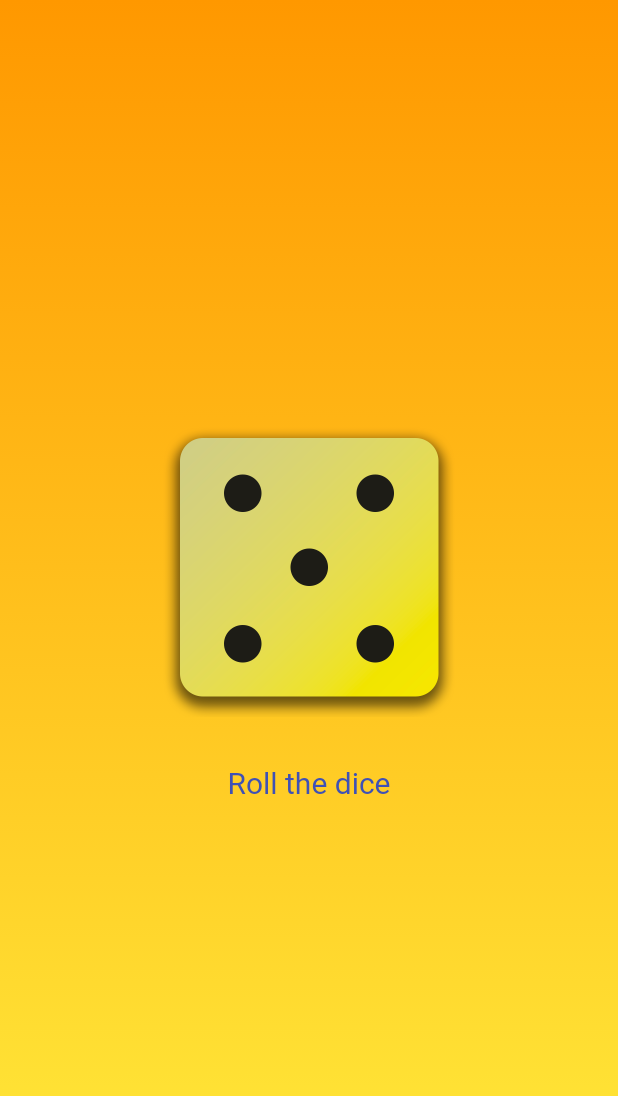
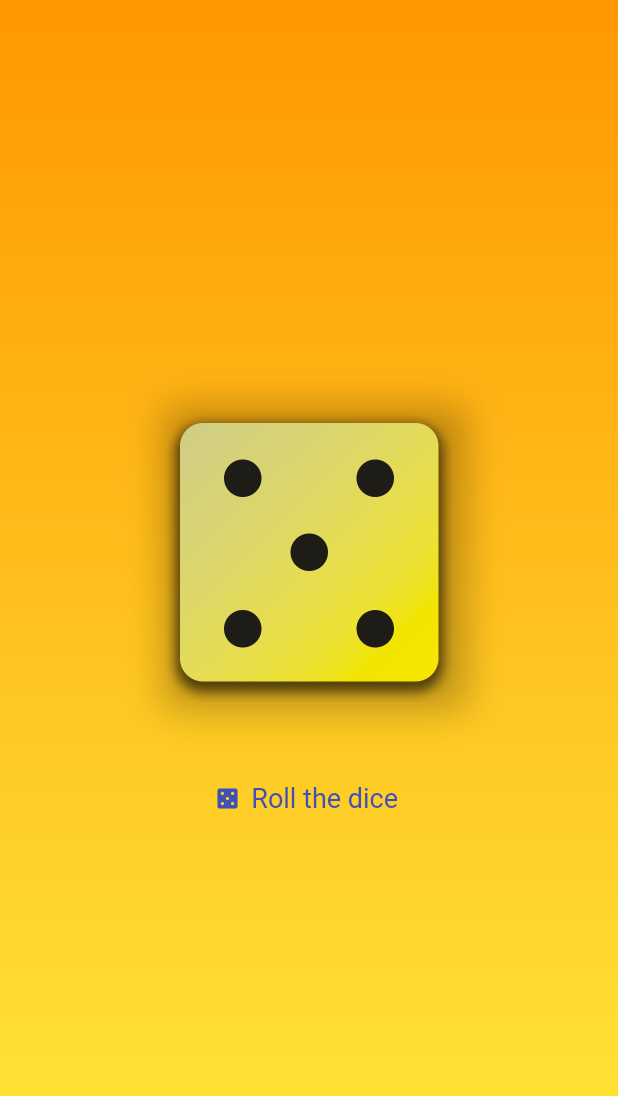
Before and after one commit to abdallahalib/RollDiceApp, a Flutter app: the screen it shows after launch, after a tap on "Roll the dice", on a phone screen of 412 x 824 dp. Shown: the top 1096 px of the screen. Run offline on Flutter 3.47's test engine with Material 3 defaults, Android fonts, the phone set to English and light mode, and no system bars.

Commit message:
Add animation to the dice

```diff
--- a/lib/dice_roller.dart
+++ b/lib/dice_roller.dart
@@ -1,5 +1,6 @@
 import 'dart:math';
 import 'package:flutter/material.dart';
+import 'package:flutter/services.dart';
 
 const dices = [
   'assets/images/dice-1.png',
@@ -21,14 +22,36 @@ class DiceRoller extends StatefulWidget {
   }
 }
 
-class _DiceRollerState extends State<DiceRoller> {
+class _DiceRollerState extends State<DiceRoller>
+    with SingleTickerProviderStateMixin {
   var diceImage = 'assets/images/dice-1.png';
+  late Animation<double> animation;
+  late AnimationController controller;
+
+  @override
+  void initState() {
+    super.initState();
+    controller = AnimationController(
+      duration: const Duration(milliseconds: 800),
+      vsync: this,
+    );
+    animation = CurvedAnimation(parent: controller, curve: Curves.elasticOut);
+  }
+
+  @override
+  void dispose() {
+    controller.dispose();
+    super.dispose();
+  }
 
   void rollDice() {
+    HapticFeedback.mediumImpact();
     var random = randomizer.nextInt(dices.length);
     setState(() {
       diceImage = dices[random];
     });
+    controller.reset();
+    controller.forward();
   }
 
   @override
@@ -36,16 +59,33 @@ class _DiceRollerState extends State<DiceRoller> {
     return Column(
       mainAxisSize: MainAxisSize.min,
       children: [
-        Image.asset(diceImage, width: 200),
+        RotationTransition(
+          turns: animation,
+          child: AnimatedContainer(
+            duration: const Duration(milliseconds: 300),
+            decoration: BoxDecoration(
+              boxShadow: [
+                BoxShadow(
+                  color: Colors.black26,
+                  blurRadius: 20,
+                  spreadRadius: 1,
+                  offset: const Offset(4, 4),
+                ),
+              ],
+            ),
+            child: Image.asset(diceImage, width: 200, height: 200),
+          ),
+        ),
         Padding(
-          padding: const EdgeInsets.only(top: 20),
-          child: TextButton(
+          padding: const EdgeInsets.only(top: 40),
+          child: TextButton.icon(
             onPressed: rollDice,
             style: TextButton.styleFrom(
               foregroundColor: Colors.indigo,
-              textStyle: const TextStyle(fontSize: 20),
+              textStyle: const TextStyle(fontSize: 18),
             ),
-            child: const Text("Roll the dice"),
+            label: const Text("Roll the dice"),
+            icon: const Icon(Icons.casino),
           ),
         ),
       ],
```
